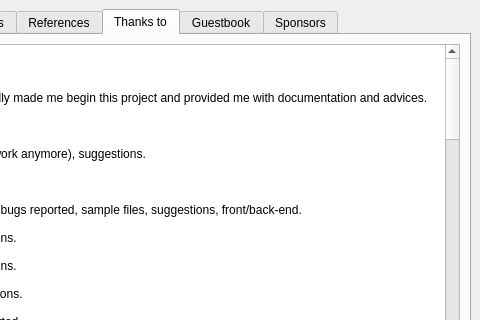
Above: fet/src/interface/helpaboutform_template.ui from vonmecheln/fet before the change; both pictures show x 227 to 707 and y 0 to 320 of the 707 by 409 pixel window. Below: the same form after it.
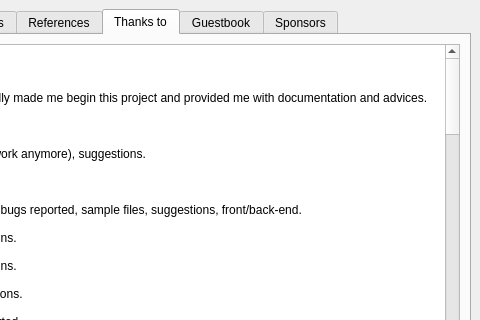
That is the form after the change. The open tabs and pages were chosen to show the change.

The edit to the form file:
```diff
--- a/fet/src/interface/helpaboutform_template.ui
+++ b/fet/src/interface/helpaboutform_template.ui
@@ -381,6 +381,12 @@
 &lt;p style=" margin-top:0px; margin-bottom:0px; margin-left:0px; margin-right:0px; -qt-block-indent:0; text-indent:0px;">mantas - bug reports.&lt;/p>
 &lt;p style="-qt-paragraph-type:empty; margin-top:0px; margin-bottom:0px; margin-left:0px; margin-right:0px; -qt-block-indent:0; text-indent:0px;">&lt;/p>
 &lt;p style=" margin-top:0px; margin-bottom:0px; margin-left:0px; margin-right:0px; -qt-block-indent:0; text-indent:0px;">moryus - bug report.&lt;/p>
+&lt;p style="-qt-paragraph-type:empty; margin-top:0px; margin-bottom:0px; margin-left:0px; margin-right:0px; -qt-block-indent:0; text-indent:0px;">&lt;/p>
+&lt;p style=" margin-top:0px; margin-bottom:0px; margin-left:0px; margin-right:0px; -qt-block-indent:0; text-indent:0px;">bb - suggestions.&lt;/p>
+&lt;p style="-qt-paragraph-type:empty; margin-top:0px; margin-bottom:0px; margin-left:0px; margin-right:0px; -qt-block-indent:0; text-indent:0px;">&lt;/p>
+&lt;p style=" margin-top:0px; margin-bottom:0px; margin-left:0px; margin-right:0px; -qt-block-indent:0; text-indent:0px;">Maciej Deorowicz - suggestions.&lt;/p>
+&lt;p style="-qt-paragraph-type:empty; margin-top:0px; margin-bottom:0px; margin-left:0px; margin-right:0px; -qt-block-indent:0; text-indent:0px;">&lt;/p>
+&lt;p style=" margin-top:0px; margin-bottom:0px; margin-left:0px; margin-right:0px; -qt-block-indent:0; text-indent:0px;">Jose Cesar Fernandez Lopez - Spanish translation.&lt;/p>
 &lt;p style="-qt-paragraph-type:empty; margin-top:0px; margin-bottom:0px; margin-left:0px; margin-right:0px; -qt-block-indent:0; text-indent:0px;">&lt;/p>&lt;/body>&lt;/html></string>
          </property>
         </widget>
```
Left out of the diff: 7 changed lines with no effect on the pictures.
